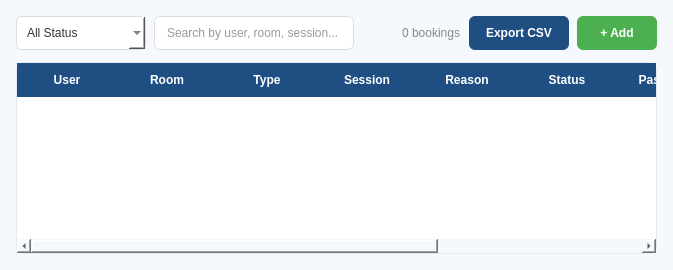
The window that ui/BookingOverview.ui (maihuybao/SmartLockUEL) describes before a commit, drawn with Qt 5.
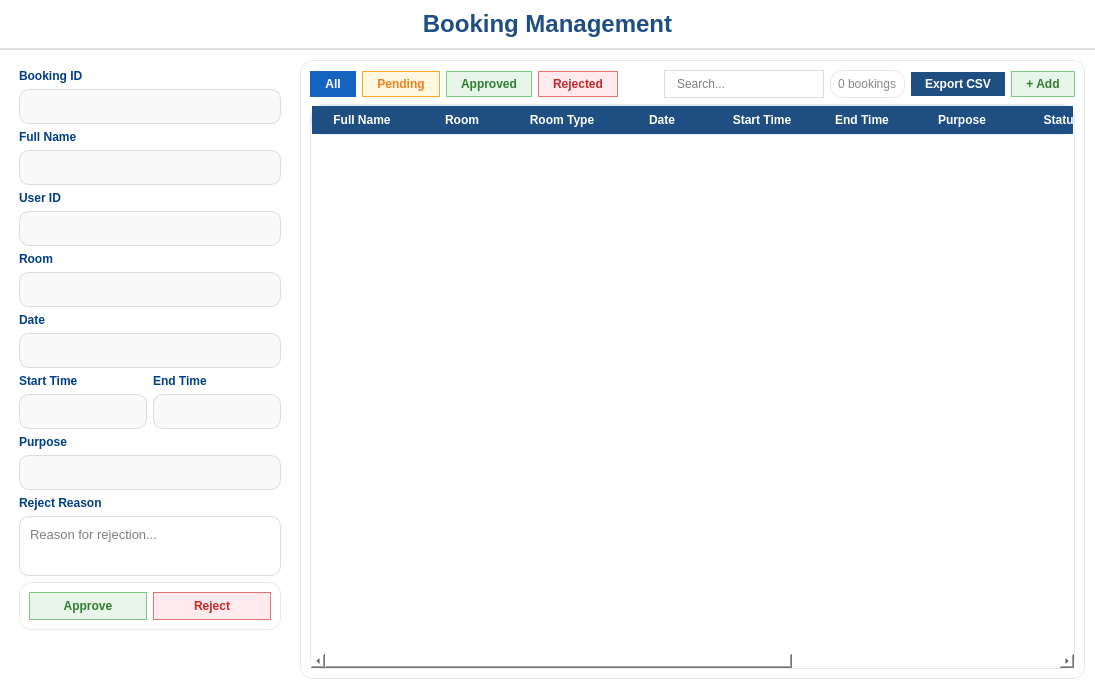
The same window after the commit.

Commit message: Add device management, UI files and docs

The edit to the form file:
```diff
--- a/ui/BookingOverview.ui
+++ b/ui/BookingOverview.ui
@@ -3,100 +3,285 @@
  <class>BookingOverviewContent</class>
  <widget class="QWidget" name="BookingOverviewContent">
   <property name="styleSheet">
-   <string notr="true">background-color: #F5F8FC;</string>
+   <string notr="true">background-color: white;</string>
   </property>
   <layout class="QVBoxLayout" name="mainLayout">
-   <property name="spacing"><number>12</number></property>
-   <property name="leftMargin"><number>16</number></property>
-   <property name="topMargin"><number>16</number></property>
-   <property name="rightMargin"><number>16</number></property>
-   <property name="bottomMargin"><number>16</number></property>
+   <property name="spacing"><number>0</number></property>
+   <property name="leftMargin"><number>0</number></property>
+   <property name="topMargin"><number>0</number></property>
+   <property name="rightMargin"><number>0</number></property>
+   <property name="bottomMargin"><number>0</number></property>
    <item>
-    <layout class="QHBoxLayout" name="toolbarLayout">
-     <property name="spacing"><number>8</number></property>
-     <item>
-      <widget class="QComboBox" name="comboFilter">
-       <property name="minimumSize"><size><width>130</width><height>34</height></size></property>
-       <property name="styleSheet">
-        <string notr="true">QComboBox { padding: 4px 10px; border: 1px solid #ddd; border-radius: 6px; font-size: 12px; background: white; color: #333; }
-QComboBox:focus { border: 1px solid #1F4F82; }</string>
-       </property>
-       <item><property name="text"><string>All Status</string></property></item>
-       <item><property name="text"><string>Pending</string></property></item>
-       <item><property name="text"><string>Approved</string></property></item>
-       <item><property name="text"><string>Rejected</string></property></item>
-      </widget>
-     </item>
-     <item>
-      <widget class="QLineEdit" name="lineEditSearch">
-       <property name="minimumSize"><size><width>200</width><height>34</height></size></property>
-       <property name="placeholderText"><string>Search by user, room, session...</string></property>
-       <property name="styleSheet">
-        <string notr="true">QLineEdit { padding: 4px 10px; border: 1px solid #ddd; border-radius: 6px; font-size: 12px; background: white; color: #333; }
-QLineEdit:focus { border: 1px solid #1F4F82; }</string>
-       </property>
-      </widget>
-     </item>
-     <item>
-      <spacer>
-       <property name="orientation"><enum>Qt::Horizontal</enum></property>
-       <property name="sizeHint" stdset="0"><size><width>40</width><height>20</height></size></property>
-      </spacer>
-     </item>
-     <item>
-      <widget class="QLabel" name="lblCount">
-       <property name="text"><string>0 bookings</string></property>
-       <property name="styleSheet"><string notr="true">color: #888; font-size: 12px;</string></property>
-      </widget>
-     </item>
-     <item>
-      <widget class="QPushButton" name="btnExportCSV">
-       <property name="text"><string>Export CSV</string></property>
-       <property name="minimumSize"><size><width>100</width><height>34</height></size></property>
-       <property name="cursor"><cursorShape>PointingHandCursor</cursorShape></property>
-       <property name="styleSheet">
-        <string notr="true">QPushButton { background: #1F4F82; border: none; border-radius: 6px; padding: 6px 16px; color: white; font-size: 12px; font-weight: bold; }
-QPushButton:hover { background: #163D66; }</string>
-       </property>
-      </widget>
-     </item>
-     <item>
-      <widget class="QPushButton" name="btnAdd">
-       <property name="text"><string>+ Add</string></property>
-       <property name="minimumSize"><size><width>80</width><height>34</height></size></property>
-       <property name="cursor"><cursorShape>PointingHandCursor</cursorShape></property>
-       <property name="styleSheet">
-        <string notr="true">QPushButton { background: #4CAF50; border: none; border-radius: 6px; padding: 6px 16px; color: white; font-size: 12px; font-weight: bold; }
-QPushButton:hover { background: #388E3C; }</string>
-       </property>
-      </widget>
-     </item>
-    </layout>
-   </item>
-   <item>
-    <widget class="QTableWidget" name="tableBookings">
-     <property name="selectionBehavior"><enum>QAbstractItemView::SelectRows</enum></property>
-     <property name="editTriggers"><set>QAbstractItemView::NoEditTriggers</set></property>
-     <property name="alternatingRowColors"><bool>true</bool></property>
-     <property name="showGrid"><bool>false</bool></property>
+    <widget class="QLabel" name="lblTitle">
      <property name="styleSheet">
-      <string notr="true">QTableWidget { background: white; border: 1px solid #E3EAF2; border-radius: 8px; font-size: 12px; color: #333; }
-QTableWidget::item { padding: 8px; color: #333; }
-QHeaderView::section { background: #1F4F82; color: white; font-weight: bold; font-size: 12px; padding: 8px; border: none; }
-QScrollBar:vertical { width: 8px; background: #F0F0F0; border-radius: 4px; }
-QScrollBar::handle:vertical { background: #C0C0C0; border-radius: 4px; }</string>
+      <string notr="true">QLabel { font-size: 24px; font-weight: bold; color: #1F4F82; padding: 10px; border-bottom: 2px solid #E0E0E0; }</string>
      </property>
-     <column><property name="text"><string>User</string></property></column>
-     <column><property name="text"><string>Room</string></property></column>
-     <column><property name="text"><string>Type</string></property></column>
-     <column><property name="text"><string>Session</string></property></column>
-     <column><property name="text"><string>Reason</string></property></column>
-     <column><property name="text"><string>Status</string></property></column>
-     <column><property name="text"><string>Password</string></property></column>
-     <column><property name="text"><string>Edit</string></property></column>
-     <column><property name="text"><string>Delete</string></property></column>
+     <property name="text"><string>Booking Management</string></property>
+     <property name="alignment"><set>Qt::AlignCenter</set></property>
     </widget>
    </item>
+   <item>
+    <layout class="QHBoxLayout" name="contentLayout">
+     <property name="spacing"><number>10</number></property>
+     <property name="leftMargin"><number>10</number></property>
+     <property name="topMargin"><number>10</number></property>
+     <property name="rightMargin"><number>10</number></property>
+     <property name="bottomMargin"><number>10</number></property>
+     <item>
+      <widget class="QWidget" name="formPanel" native="true">
+       <property name="maximumSize"><size><width>280</width><height>16777215</height></size></property>
+       <layout class="QVBoxLayout" name="formLayout">
+        <property name="spacing"><number>6</number></property>
+        <item>
+         <widget class="QLabel" name="lblNumber">
+          <property name="styleSheet"><string notr="true">color: #003F87; font-weight: 600;</string></property>
+          <property name="text"><string>Booking ID</string></property>
+         </widget>
+        </item>
+        <item>
+         <widget class="QLineEdit" name="lineEditNumber">
+          <property name="readOnly"><bool>true</bool></property>
+          <property name="styleSheet"><string notr="true">QLineEdit { border: 1px solid #dcdcdc; border-radius: 10px; padding: 8px; font-size: 13px; color: black; background: #f9f9f9; }</string></property>
+         </widget>
+        </item>
+        <item>
+         <widget class="QLabel" name="lblFullName">
+          <property name="styleSheet"><string notr="true">color: #003F87; font-weight: 600;</string></property>
+          <property name="text"><string>Full Name</string></property>
+         </widget>
+        </item>
+        <item>
+         <widget class="QLineEdit" name="lineEditFullName">
+          <property name="readOnly"><bool>true</bool></property>
+          <property name="styleSheet"><string notr="true">QLineEdit { border: 1px solid #dcdcdc; border-radius: 10px; padding: 8px; font-size: 13px; color: black; background: #f9f9f9; }</string></property>
+         </widget>
+        </item>
+        <item>
+         <widget class="QLabel" name="lblNameID">
+          <property name="styleSheet"><string notr="true">color: #003F87; font-weight: 600;</string></property>
+          <property name="text"><string>User ID</string></property>
+         </widget>
+        </item>
+        <item>
+         <widget class="QLineEdit" name="lineEditNameID">
+          <property name="readOnly"><bool>true</bool></property>
+          <property name="styleSheet"><string notr="true">QLineEdit { border: 1px solid #dcdcdc; border-radius: 10px; padding: 8px; font-size: 13px; color: black; background: #f9f9f9; }</string></property>
+         </widget>
+        </item>
+        <item>
+         <widget class="QLabel" name="lblRoom">
+          <property name="styleSheet"><string notr="true">color: #003F87; font-weight: 600;</string></property>
+          <property name="text"><string>Room</string></property>
+         </widget>
+        </item>
+        <item>
+         <widget class="QLineEdit" name="lineEditRoom">
+          <property name="readOnly"><bool>true</bool></property>
+          <property name="styleSheet"><string notr="true">QLineEdit { border: 1px solid #dcdcdc; border-radius: 10px; padding: 8px; font-size: 13px; color: black; background: #f9f9f9; }</string></property>
+         </widget>
+        </item>
+        <item>
+         <widget class="QLabel" name="lblDate">
+          <property name="styleSheet"><string notr="true">color: #003F87; font-weight: 600;</string></property>
+          <property name="text"><string>Date</string></property>
+         </widget>
+        </item>
+        <item>
+         <widget class="QLineEdit" name="lineEditDate">
+          <property name="readOnly"><bool>true</bool></property>
+          <property name="styleSheet"><string notr="true">QLineEdit { border: 1px solid #dcdcdc; border-radius: 10px; padding: 8px; font-size: 13px; color: black; background: #f9f9f9; }</string></property>
+         </widget>
+        </item>
+        <item>
+         <layout class="QHBoxLayout" name="timeLayout">
+          <item>
+           <layout class="QVBoxLayout">
+            <item>
+             <widget class="QLabel" name="lblStartTime">
+              <property name="styleSheet"><string notr="true">color: #003F87; font-weight: 600;</string></property>
+              <property name="text"><string>Start Time</string></property>
+             </widget>
+            </item>
+            <item>
+             <widget class="QLineEdit" name="lineEditStartTime">
+              <property name="readOnly"><bool>true</bool></property>
+              <property name="styleSheet"><string notr="true">QLineEdit { border: 1px solid #dcdcdc; border-radius: 10px; padding: 8px; font-size: 13px; color: black; background: #f9f9f9; }</string></property>
+             </widget>
+            </item>
+           </layout>
+          </item>
+          <item>
+           <layout class="QVBoxLayout">
+            <item>
+             <widget class="QLabel" name="lblEndTime">
+              <property name="styleSheet"><string notr="true">color: #003F87; font-weight: 600;</string></property>
+              <property name="text"><string>End Time</string></property>
+             </widget>
+            </item>
+            <item>
+             <widget class="QLineEdit" name="lineEditEndTime">
+              <property name="readOnly"><bool>true</bool></property>
+              <property name="styleSheet"><string notr="true">QLineEdit { border: 1px solid #dcdcdc; border-radius: 10px; padding: 8px; font-size: 13px; color: black; background: #f9f9f9; }</string></property>
+             </widget>
+            </item>
+           </layout>
+          </item>
+         </layout>
+        </item>
+        <item>
+         <widget class="QLabel" name="lblPurpose">
+          <property name="styleSheet"><string notr="true">color: #003F87; font-weight: 600;</string></property>
+          <property name="text"><string>Purpose</string></property>
+         </widget>
+        </item>
+        <item>
+         <widget class="QLineEdit" name="lineEditPurpose">
+          <property name="readOnly"><bool>true</bool></property>
+          <property name="styleSheet"><string notr="true">QLineEdit { border: 1px solid #dcdcdc; border-radius: 10px; padding: 8px; font-size: 13px; color: black; background: #f9f9f9; }</string></property>
+         </widget>
+        </item>
+        <item>
+         <widget class="QLabel" name="lblRejectReason">
+          <property name="styleSheet"><string notr="true">color: #003F87; font-weight: 600;</string></property>
+          <property name="text"><string>Reject Reason</string></property>
+         </widget>
+        </item>
+        <item>
+         <widget class="QTextEdit" name="txtRejectReason">
+          <property name="maximumSize"><size><width>16777215</width><height>60</height></size></property>
+          <property name="styleSheet"><string notr="true">QTextEdit { border: 1px solid #dcdcdc; border-radius: 10px; padding: 6px; font-size: 13px; color: black; background: white; }</string></property>
+          <property name="placeholderText"><string>Reason for rejection...</string></property>
+         </widget>
+        </item>
+        <item>
+         <widget class="QFrame" name="btnFrame">
+          <property name="styleSheet"><string notr="true">border-radius: 12px; border: 1px solid #E3EAF2;</string></property>
+          <layout class="QHBoxLayout" name="btnLayout">
+           <item>
+            <widget class="QPushButton" name="pushButtonApprove">
+             <property name="styleSheet"><string notr="true">QPushButton { background-color: #E8F5E9; border: 1px solid #81C784; border-radius: 15px; padding: 6px 15px; color: #2E7D32; font-weight: 500; } QPushButton:hover { background-color: #4CAF50; color: white; }</string></property>
+             <property name="text"><string>Approve</string></property>
+            </widget>
+           </item>
+           <item>
+            <widget class="QPushButton" name="pushButtonReject">
+             <property name="styleSheet"><string notr="true">QPushButton { background-color: #FFEBEE; border: 1px solid #E57373; border-radius: 15px; padding: 6px 15px; color: #C62828; font-weight: 500; } QPushButton:hover { background-color: #EF5350; color: white; }</string></property>
+             <property name="text"><string>Reject</string></property>
+            </widget>
+           </item>
+          </layout>
+         </widget>
+        </item>
+        <item>
+         <spacer name="verticalSpacer">
+          <property name="orientation"><enum>Qt::Vertical</enum></property>
+          <property name="sizeHint" stdset="0"><size><width>20</width><height>40</height></size></property>
+         </spacer>
+        </item>
+       </layout>
+      </widget>
+     </item>
+     <item>
+      <widget class="QFrame" name="tablePanel">
+       <property name="styleSheet"><string notr="true">QFrame { background-color: white; border-radius: 12px; border: 1px solid #E3EAF2; }</string></property>
+       <layout class="QVBoxLayout" name="tableLayout">
+        <item>
+         <layout class="QHBoxLayout" name="filterLayout">
+          <property name="spacing"><number>6</number></property>
+          <item>
+           <widget class="QPushButton" name="pushButtonAll">
+            <property name="styleSheet"><string notr="true">QPushButton { background-color: #E3F2FD; border: 1px solid #1565C0; border-radius: 15px; padding: 5px 14px; color: #0D47A1; font-weight: 500; font-size: 12px; } QPushButton:checked { background-color: #1565C0; color: white; } QPushButton:hover { background-color: #1E88E5; color: white; }</string></property>
+            <property name="text"><string>All</string></property>
+            <property name="checkable"><bool>true</bool></property>
+            <property name="checked"><bool>true</bool></property>
+            <property name="autoExclusive"><bool>true</bool></property>
+           </widget>
+          </item>
+          <item>
+           <widget class="QPushButton" name="pushButtonPending">
+            <property name="styleSheet"><string notr="true">QPushButton { background-color: #FFF8E1; border: 1px solid #F9A825; border-radius: 15px; padding: 5px 14px; color: #F57F17; font-weight: 500; font-size: 12px; } QPushButton:checked { background-color: #F9A825; color: white; } QPushButton:hover { background-color: #FBC02D; color: white; }</string></property>
+            <property name="text"><string>Pending</string></property>
+            <property name="checkable"><bool>true</bool></property>
+            <property name="autoExclusive"><bool>true</bool></property>
+           </widget>
+          </item>
+          <item>
+           <widget class="QPushButton" name="pushButtonApproved">
+            <property name="styleSheet"><string notr="true">QPushButton { background-color: #E8F5E9; border: 1px solid #81C784; border-radius: 15px; padding: 5px 14px; color: #2E7D32; font-weight: 500; font-size: 12px; } QPushButton:checked { background-color: #4CAF50; color: white; } QPushButton:hover { background-color: #4CAF50; color: white; }</string></property>
+            <property name="text"><string>Approved</string></property>
+            <property name="checkable"><bool>true</bool></property>
+            <property name="autoExclusive"><bool>true</bool></property>
+           </widget>
+          </item>
+          <item>
+           <widget class="QPushButton" name="pushButtonRejected">
+            <property name="styleSheet"><string notr="true">QPushButton { background-color: #FFEBEE; border: 1px solid #E57373; border-radius: 15px; padding: 5px 14px; color: #C62828; font-weight: 500; font-size: 12px; } QPushButton:checked { background-color: #EF5350; color: white; } QPushButton:hover { background-color: #EF5350; color: white; }</string></property>
+            <property name="text"><string>Rejected</string></property>
+            <property name="checkable"><bool>true</bool></property>
+            <property name="autoExclusive"><bool>true</bool></property>
+           </widget>
+          </item>
+          <item>
+           <spacer name="filterSpacer">
+            <property name="orientation"><enum>Qt::Horizontal</enum></property>
+            <property name="sizeHint" stdset="0"><size><width>40</width><height>20</height></size></property>
+           </spacer>
+          </item>
+          <item>
+           <widget class="QLineEdit" name="lineEditSearch">
+            <property name="minimumSize"><size><width>160</width><height>0</height></size></property>
+            <property name="styleSheet"><string notr="true">QLineEdit { color: black; padding: 5px 10px; border: 1px solid #dcdcdc; border-radius: 15px; font-size: 12px; } QLineEdit:focus { border: 1px solid #1f4f82; }</string></property>
+            <property name="placeholderText"><string>Search...</string></property>
+           </widget>
+          </item>
+          <item>
+           <widget class="QLabel" name="lblCount">
+            <property name="text"><string>0 bookings</string></property>
+            <property name="styleSheet"><string notr="true">color: #888; font-size: 12px; padding: 0 4px;</string></property>
+           </widget>
+          </item>
+          <item>
+           <widget class="QPushButton" name="pushButtonExportCSV">
+            <property name="styleSheet"><string notr="true">QPushButton { background-color: #1F4F82; color: white; border: none; border-radius: 15px; padding: 5px 14px; font-weight: 500; font-size: 12px; } QPushButton:hover { background-color: #163D66; }</string></property>
+            <property name="text"><string>Export CSV</string></property>
+           </widget>
+          </item>
+          <item>
+           <widget class="QPushButton" name="pushButtonAdd">
+            <property name="styleSheet"><string notr="true">QPushButton { background-color: #E8F5E9; border: 1px solid #81C784; border-radius: 15px; padding: 5px 14px; color: #2E7D32; font-weight: 500; font-size: 12px; } QPushButton:hover { background-color: #4CAF50; color: white; }</string></property>
+            <property name="text"><string>+ Add</string></property>
+           </widget>
+          </item>
+         </layout>
+        </item>
+        <item>
+         <widget class="QTableWidget" name="tableWidgetBookings">
+          <property name="selectionBehavior"><enum>QAbstractItemView::SelectRows</enum></property>
+          <property name="editTriggers"><set>QAbstractItemView::NoEditTriggers</set></property>
+          <property name="alternatingRowColors"><bool>true</bool></property>
+          <property name="showGrid"><bool>false</bool></property>
+          <property name="styleSheet"><string notr="true">QTableWidget { background-color: white; color: #333; border: 1px solid #E3EAF2; font-size: 13px; }
+QTableWidget::item { color: #333; padding: 4px; }
+QTableWidget::item:selected { background-color: #BBDEFB; color: #333; }
+QHeaderView::section { background-color: #1F4F82; color: white; font-weight: bold; padding: 6px; border: none; }</string></property>
+          <column><property name="text"><string>Full Name</string></property></column>
+          <column><property name="text"><string>Room</string></property></column>
+          <column><property name="text"><string>Room Type</string></property></column>
+          <column><property name="text"><string>Date</string></property></column>
+          <column><property name="text"><string>Start Time</string></property></column>
+          <column><property name="text"><string>End Time</string></property></column>
+          <column><property name="text"><string>Purpose</string></property></column>
+          <column><property name="text"><string>Status</string></property></column>
+          <column><property name="text"><string>Password</string></property></column>
+          <column><property name="text"><string>Edit</string></property></column>
+          <column><property name="text"><string>Delete</string></property></column>
+         </widget>
+        </item>
+       </layout>
+      </widget>
+     </item>
+    </layout>
+   </item>
   </layout>
  </widget>
  <resources/>
```
The commit also changes 34 other files.
